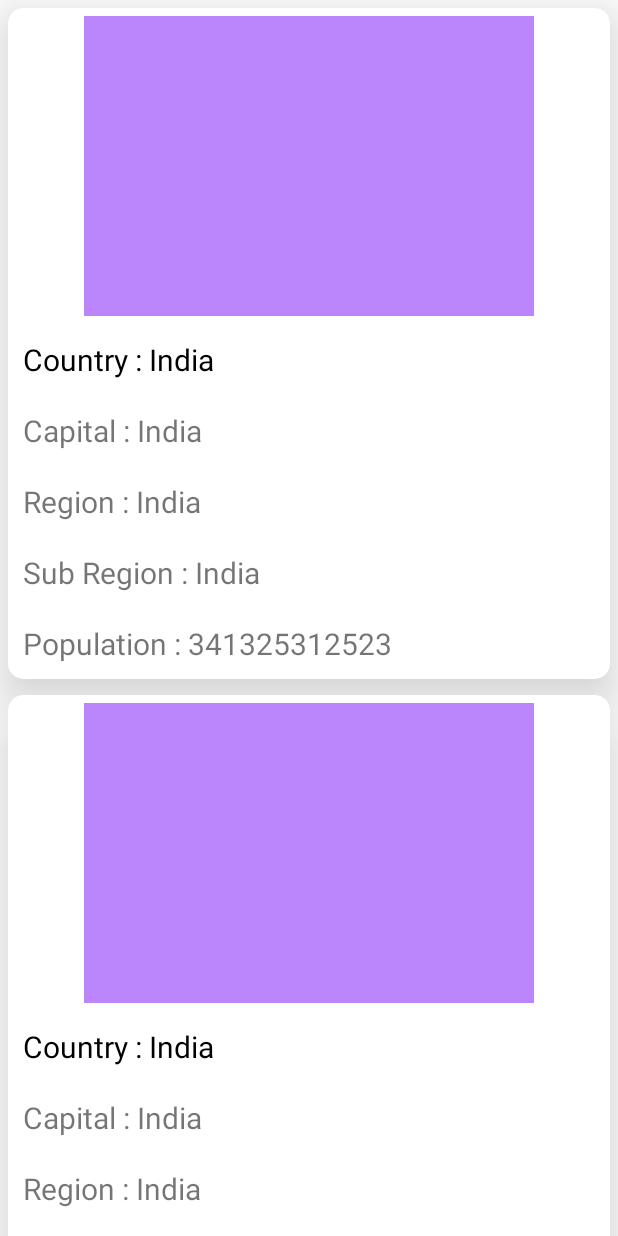
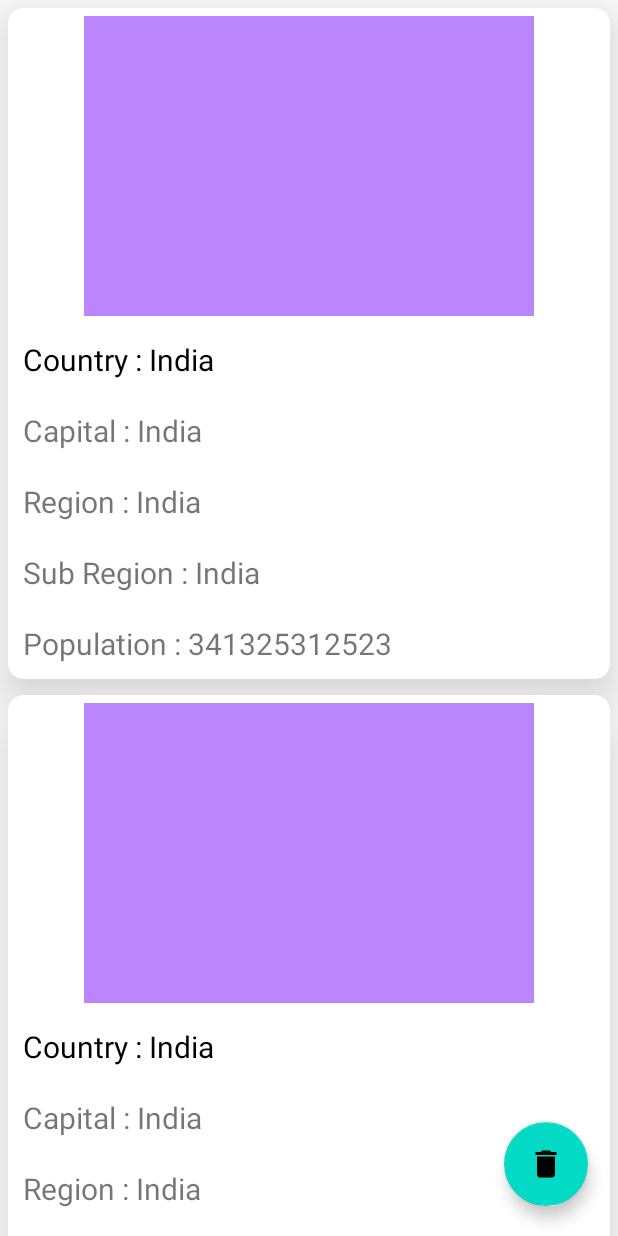
Before and after one commit to Chander-Shekhar-18/InternTask, an Android app: the layout activity_main.xml on its own in the app's theme, with its tools: preview values and no code run, on a phone screen of 412 x 824 dp. Run offline under Robolectric (Android 15) with nearby library versions, the phone set to English and light mode, and no system bars; network calls fail.

Commit message:
Final Commit

```diff
--- a/app/build.gradle
+++ b/app/build.gradle
@@ -32,6 +32,7 @@ dependencies {
     implementation 'androidx.appcompat:appcompat:1.3.1'
     implementation 'com.google.android.material:material:1.4.0'
     implementation 'androidx.constraintlayout:constraintlayout:2.1.0'
+    implementation 'androidx.room:room-common:2.3.0'
     testImplementation 'junit:junit:4.13.2'
     androidTestImplementation 'androidx.test.ext:junit:1.1.3'
     implementation 'com.android.volley:volley:1.2.1'
@@ -47,4 +48,7 @@ dependencies {
     implementation 'com.github.bumptech.glide:glide:4.12.0'
     annotationProcessor 'com.github.bumptech.glide:compiler:4.12.0'
     implementation 'com.caverock:androidsvg:1.2.1'
+
+    implementation 'android.arch.persistence.room:runtime:1.1.1'
+    annotationProcessor 'android.arch.persistence.room:compiler:1.1.1'
 }
--- /dev/null
+++ b/app/src/main/res/drawable/ic_baseline_delete_24.xml
@@ -0,0 +1,10 @@
+<vector xmlns:android="http://schemas.android.com/apk/res/android"
+    android:width="24dp"
+    android:height="24dp"
+    android:viewportWidth="24"
+    android:viewportHeight="24"
+    android:tint="?attr/colorControlNormal">
+  <path
+      android:fillColor="@android:color/white"
+      android:pathData="M6,19c0,1.1 0.9,2 2,2h8c1.1,0 2,-0.9 2,-2V7H6v12zM19,4h-3.5l-1,-1h-5l-1,1H5v2h14V4z"/>
+</vector>
--- a/app/src/main/res/layout/activity_main.xml
+++ b/app/src/main/res/layout/activity_main.xml
@@ -11,10 +11,24 @@
         android:layout_width="match_parent"
         android:layout_height="match_parent"
         app:layout_constraintBottom_toBottomOf="parent"
-        tools:listitem="@layout/main_item_layout"
         app:layout_constraintEnd_toEndOf="parent"
         app:layout_constraintStart_toStartOf="parent"
-        app:layout_constraintTop_toTopOf="parent" />
+        app:layout_constraintTop_toTopOf="parent"
+        tools:listitem="@layout/main_item_layout" />
+
+    <com.google.android.material.floatingactionbutton.FloatingActionButton
+        android:id="@+id/btnFab"
+        style="@style/Widget.Design.FloatingActionButton"
+        android:layout_width="wrap_content"
+        android:layout_height="wrap_content"
+        android:layout_gravity="bottom|end"
+        android:layout_margin="20dp"
+        android:elevation="3dp"
+        android:src="@drawable/ic_baseline_delete_24"
+        app:fabSize="normal"
+        app:layout_constraintBottom_toBottomOf="parent"
+        app:layout_constraintEnd_toEndOf="parent"
+        tools:ignore="ContentDescription" />
 
 
 </androidx.constraintlayout.widget.ConstraintLayout>
```
Also changed, not shown: app/src/main/java/com/example/interntask/Adapter.java (+36 -28 lines), app/src/main/java/com/example/interntask/MainActivity.java (+37 -8 lines), app/src/main/java/com/example/interntask/database/AppDatabase.java (added, +22 -0 lines), app/src/main/java/com/example/interntask/database/User.java (added, +30 -0 lines), app/src/main/java/com/example/interntask/database/UserDao.java (added, +25 -0 lines), app/src/main/res/drawable/delete.xml (added, +10 -0 lines).
